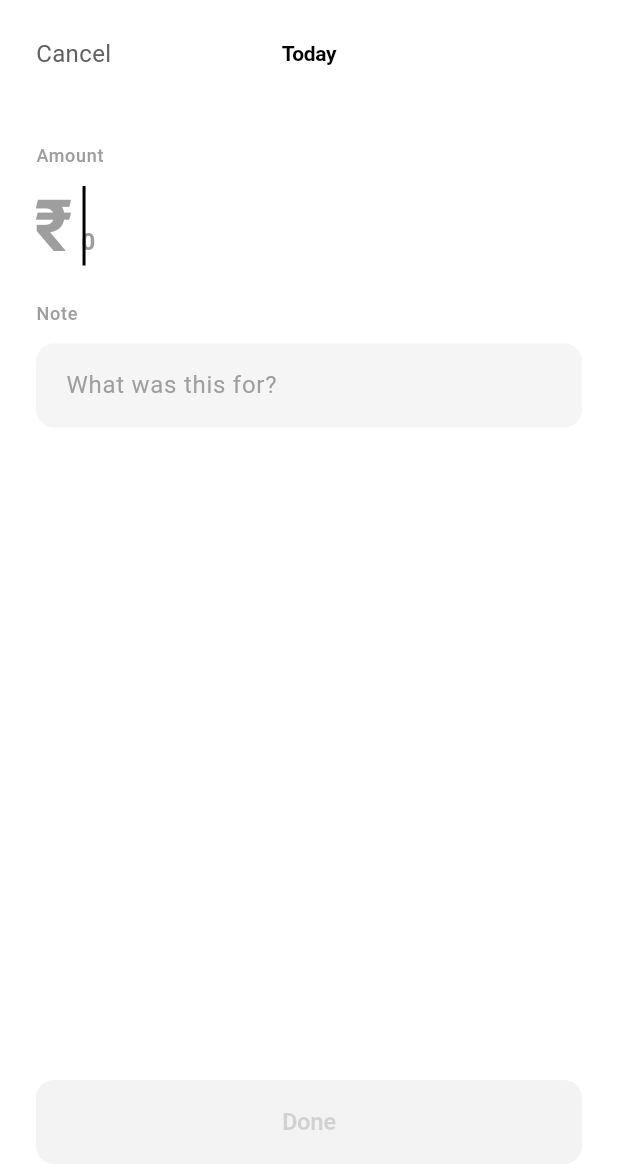
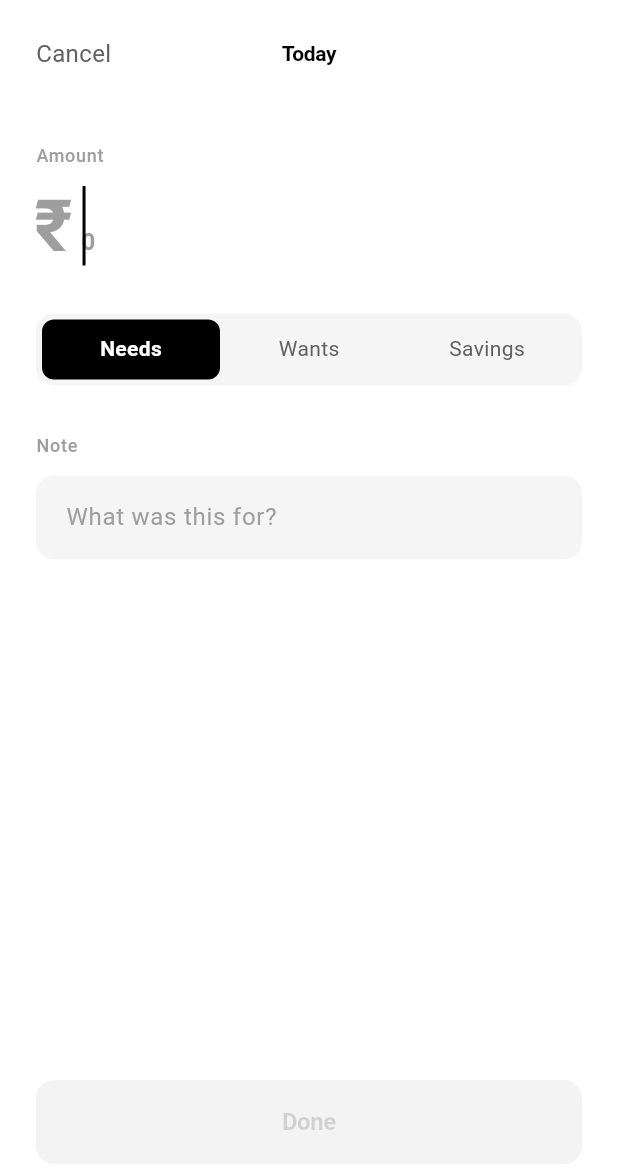
Before and after one commit to Kedar002/financialSensie, a Flutter app: the AddExpenseScreen screen opened directly with empty values, on a phone screen of 412 x 824 dp. Shown: the top 1169 px of the screen. Run offline on Flutter 3.47's test engine with Material 3 defaults, Android fonts, the phone set to English and light mode, and no system bars.

Commit message:
needs, wants, savings added in the add expense

```diff
--- a/lib/features/home/models/expense.dart
+++ b/lib/features/home/models/expense.dart
@@ -1,8 +1,28 @@
+/// Expense category.
+/// Three buckets. That's all you need.
+enum ExpenseCategory {
+  needs,
+  wants,
+  savings;
+
+  String get label {
+    switch (this) {
+      case ExpenseCategory.needs:
+        return 'Needs';
+      case ExpenseCategory.wants:
+        return 'Wants';
+      case ExpenseCategory.savings:
+        return 'Savings';
+    }
+  }
+}
+
 /// Simple expense model.
 /// Just what's needed. Nothing more.
 class Expense {
   final String id;
   final double amount;
+  final ExpenseCategory category;
   final String? note;
   final DateTime date;
   final DateTime createdAt;
@@ -10,6 +30,7 @@ class Expense {
   const Expense({
     required this.id,
     required this.amount,
+    required this.category,
     this.note,
     required this.date,
     required this.createdAt,
@@ -18,6 +39,7 @@ class Expense {
   /// Create a new expense with auto-generated ID.
   factory Expense.create({
     required double amount,
+    required ExpenseCategory category,
     String? note,
     DateTime? date,
   }) {
@@ -25,6 +47,7 @@ class Expense {
     return Expense(
       id: now.millisecondsSinceEpoch.toString(),
       amount: amount,
+      category: category,
       note: note,
       date: date ?? now,
       createdAt: now,
--- a/lib/features/home/screens/add_expense_screen.dart
+++ b/lib/features/home/screens/add_expense_screen.dart
@@ -22,6 +22,7 @@ class _AddExpenseScreenState extends State<AddExpenseScreen> {
   final _amountController = TextEditingController();
   final _noteController = TextEditingController();
   final _amountFocusNode = FocusNode();
+  ExpenseCategory _selectedCategory = ExpenseCategory.needs;
 
   @override
   void initState() {
@@ -57,7 +58,9 @@ class _AddExpenseScreenState extends State<AddExpenseScreen> {
               _buildHeader(),
               const SizedBox(height: AppTheme.spacing48),
               _buildAmountInput(),
-              const SizedBox(height: AppTheme.spacing24),
+              const SizedBox(height: AppTheme.spacing32),
+              _buildCategorySelector(),
+              const SizedBox(height: AppTheme.spacing32),
               _buildNoteInput(),
               const Spacer(),
               _buildSaveButton(),
@@ -138,6 +141,44 @@ class _AddExpenseScreenState extends State<AddExpenseScreen> {
     );
   }
 
+  Widget _buildCategorySelector() {
+    return Container(
+      height: 48,
+      decoration: BoxDecoration(
+        color: AppTheme.gray100,
+        borderRadius: BorderRadius.circular(AppTheme.radiusMedium),
+      ),
+      padding: const EdgeInsets.all(4),
+      child: Row(
+        children: ExpenseCategory.values.map((category) {
+          final isSelected = _selectedCategory == category;
+          return Expanded(
+            child: GestureDetector(
+              onTap: () => setState(() => _selectedCategory = category),
+              child: AnimatedContainer(
+                duration: const Duration(milliseconds: 200),
+                decoration: BoxDecoration(
+                  color: isSelected ? AppTheme.black : Colors.transparent,
+                  borderRadius: BorderRadius.circular(AppTheme.radiusSmall),
+                ),
+                child: Center(
+                  child: Text(
+                    category.label,
+                    style: TextStyle(
+                      fontSize: 14,
+                      fontWeight: isSelected ? FontWeight.w600 : FontWeight.w400,
+                      color: isSelected ? AppTheme.white : AppTheme.gray600,
+                    ),
+                  ),
+                ),
+              ),
+            ),
+          );
+        }).toList(),
+      ),
+    );
+  }
+
   Widget _buildNoteInput() {
     return Column(
       crossAxisAlignment: CrossAxisAlignment.start,
@@ -200,6 +241,7 @@ class _AddExpenseScreenState extends State<AddExpenseScreen> {
 
     final expense = Expense.create(
       amount: amount,
+      category: _selectedCategory,
       note: _noteController.text.trim().isEmpty ? null : _noteController.text.trim(),
       date: widget.date,
     );
```
Also changed, not shown: lib/features/home/screens/home_screen.dart (+24 -5 lines), 1 other file.
